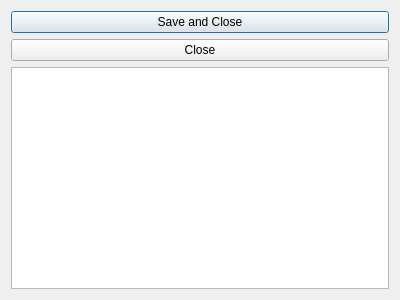
Old version of the form src/gui/widgets/ui_files/viewInputDialog.ui in the repository disorderedmaterials/GudPy.
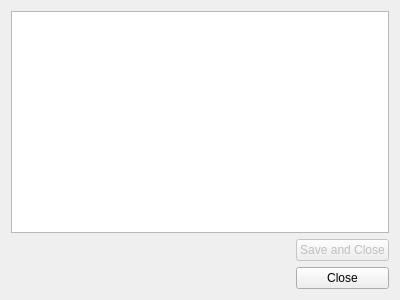
New version of the form.

Commit message: feat: reorganise layout.

```diff
--- a/src/gui/widgets/ui_files/viewInputDialog.ui
+++ b/src/gui/widgets/ui_files/viewInputDialog.ui
@@ -16,12 +16,38 @@
   <property name="windowTitle">
    <string>Dialog</string>
   </property>
+  <layout class="QVBoxLayout" name="verticalLayout_2">
+   <item>
+    <widget class="QTextEdit" name="textEdit"/>
+   </item>
+   <item>
+    <layout class="QHBoxLayout" name="horizontalLayout">
+     <item>
+      <spacer name="horizontalSpacer">
+       <property name="orientation">
+        <enum>Qt::Horizontal</enum>
+       </property>
+       <property name="sizeHint" stdset="0">
+        <size>
+         <width>40</width>
+         <height>20</height>
+        </size>
+       </property>
+      </spacer>
+     </item>
+     <item>
   <layout class="QVBoxLayout" name="verticalLayout">
    <item>
     <widget class="QPushButton" name="saveAndCloseButton">
+         <property name="enabled">
+          <bool>false</bool>
+         </property>
      <property name="text">
       <string>Save and Close</string>
      </property>
+         <property name="checkable">
+          <bool>false</bool>
+         </property>
     </widget>
    </item>
    <item>
@@ -31,8 +57,9 @@
      </property>
     </widget>
    </item>
-   <item>
-    <widget class="QTextEdit" name="textEdit"/>
+      </layout>
+     </item>
+    </layout>
    </item>
   </layout>
  </widget>
```
Lines whose indentation alone changed are shown as unchanged.
